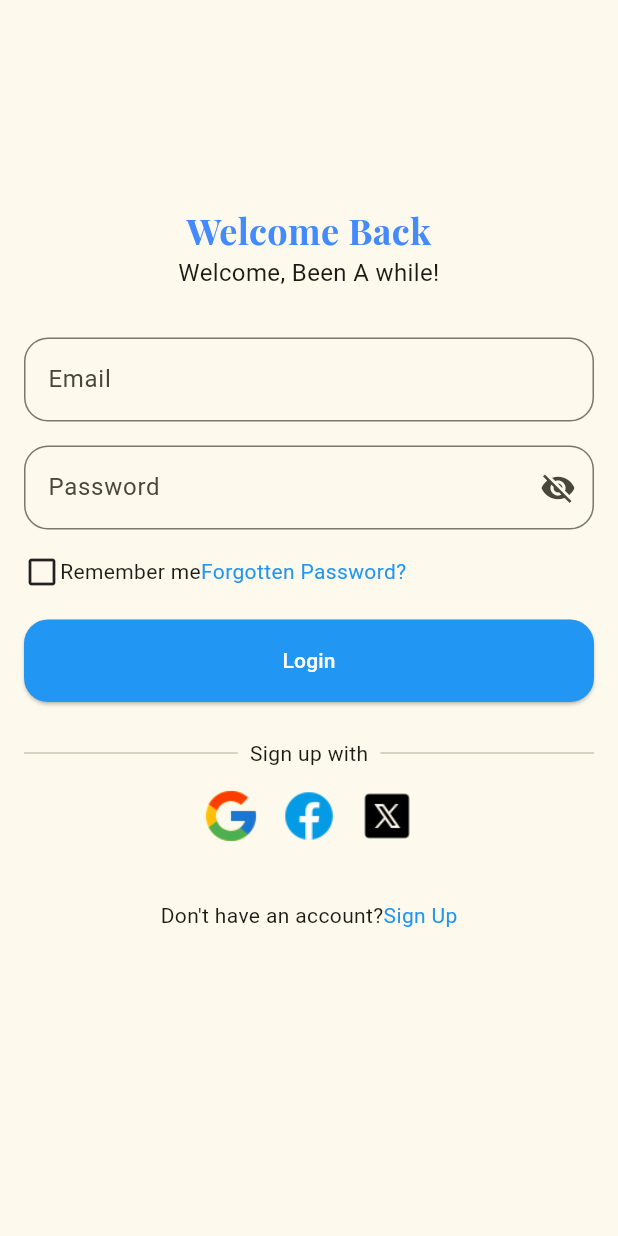
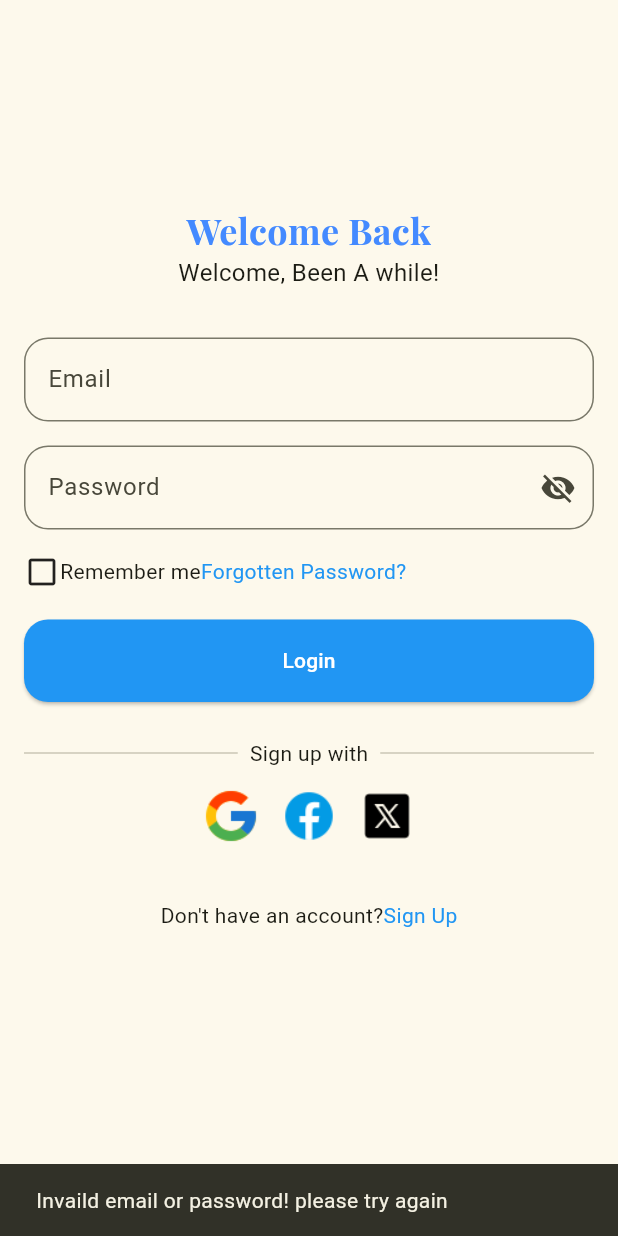
Before and after one commit to uchechi09/wtf_first_flutter_projects, a Flutter app: the screen it shows after launch, after a tap on "Login", on a phone screen of 412 x 824 dp. Run offline on Flutter 3.47's test engine with Material 3 defaults, Android fonts, the phone set to English and light mode, and no system bars; our stand-ins replace google_fonts; missing offline and left inert: dart:ffi, otp_input; accounts and stored records are empty.

Commit message:
updated the provider by putting a scaffoldmessager

```diff
--- a/lib/data/dummy_user_details.dart
+++ b/lib/data/dummy_user_details.dart
@@ -4,9 +4,9 @@ var USER_DETAILS = [
 UserDetails(
   name: "Uchechi",
   email: "uchechi@gmail.com",
-  profilepicture: ""
+  profilepicture: "", password: "",
 ),
-UserDetails(name: "Joy", email: "joy@gmail.com", profilepicture: ""),
-UserDetails(name: "Grace", email: "grace@gmail.com", profilepicture: ""),
-UserDetails(name: "Chi", email: "chi@gmail.com", profilepicture: "")
+UserDetails(name: "Joy", email: "joy@gmail.com", profilepicture: "", password: "12345"),
+UserDetails(name: "Grace", email: "grace@gmail.com", profilepicture: "", password: "9090"),
+UserDetails(name: "Chi", email: "chi@gmail.com", profilepicture: "", password: "0000"),
 ];
--- a/lib/model/user_details.dart
+++ b/lib/model/user_details.dart
@@ -3,10 +3,12 @@ class UserDetails {
     required this.name,
     required this.email,
     required this.profilepicture,
+    required this.password,
 
   });
 
   final String name;
   final String email;
   final String profilepicture;
+  final String password;
 }
--- a/lib/provider/user_notifier.dart
+++ b/lib/provider/user_notifier.dart
@@ -5,7 +5,8 @@ import 'package:wtf_flutter_projects/model/user_details.dart';
 class UserNotifier extends ChangeNotifier {
   UserDetails? loggedInUser;
 
-  BuildContext? get context => null;
+
+ // BuildContext? get context => null;
 
   void login(BuildContext context, email, String password) async {
     Future.delayed(Duration(seconds: 2));
@@ -16,16 +17,21 @@ class UserNotifier extends ChangeNotifier {
       if (userDetails.email == email) {
         loggedInUser = userDetails;
         Navigator.of(context).pushReplacementNamed("/home");
+      }else{
+        ScaffoldMessenger.of(context).showSnackBar(
+          SnackBar(content: Text("Invaild email or password! please try again")),
+        );
       }
     }
 
     notifyListeners();
   }
   void singnup(String email, String fullname, BuildContext context){
-    loggedInUser = UserDetails(name: fullname, email: email, profilepicture: "");
+    loggedInUser = UserDetails(name: fullname, email: email, profilepicture: "",password: "");
     USER_DETAILS.add(loggedInUser!);
     Navigator.pushReplacementNamed(context, "/home");
   }
 
+
   notifyListeners();
 }
```
